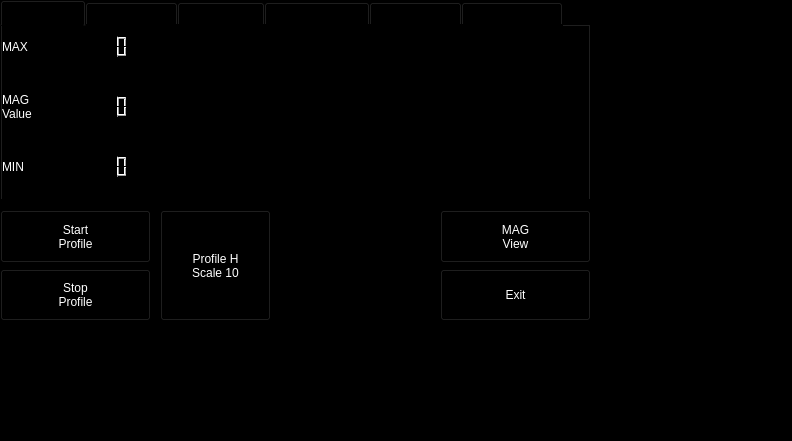
This is form.ui in rfreire-newsense/New-Sense-Geophysics as Qt 5 draws it before an edit. The edited form follows.
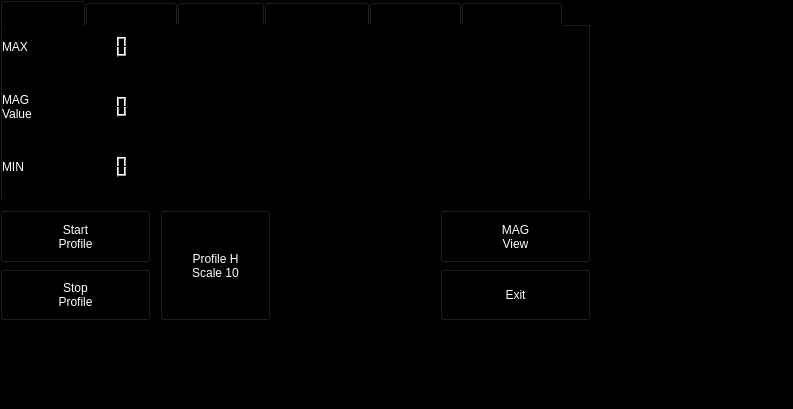
This is the edited form. Icons and pictures are not drawn.

Commit message: second attempt to resize screen. x size good, y size need to reduce

Diff of the .ui file:
```diff
--- a/form.ui
+++ b/form.ui
@@ -7,8 +7,8 @@
    <rect>
     <x>0</x>
     <y>0</y>
-    <width>792</width>
-    <height>441</height>
+    <width>793</width>
+    <height>409</height>
    </rect>
   </property>
   <property name="sizePolicy">
```
The commit also changes 1 other file.
